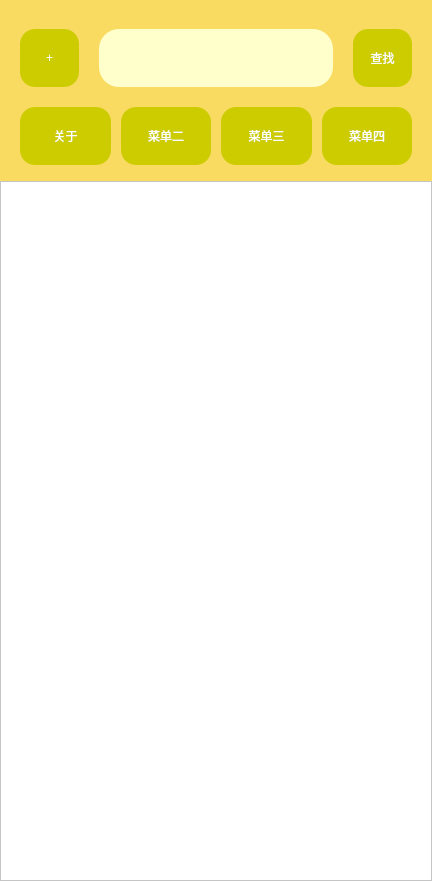
First picture: the form in discoverymaininterface.ui, repository MichaelFeng823/SharkBookProject, before the edit.
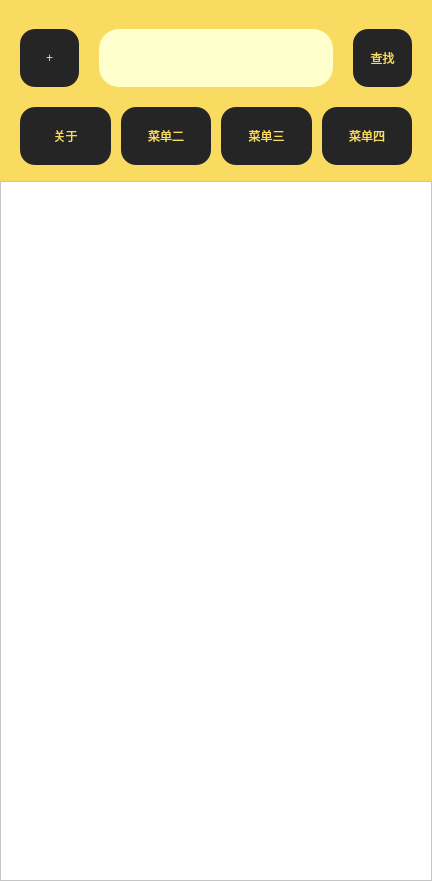
Second picture: the form after the edit. Custom widgets are drawn as their Qt base class.

```diff
--- a/discoverymaininterface.ui
+++ b/discoverymaininterface.ui
@@ -96,9 +96,9 @@
             </property>
             <property name="styleSheet">
              <string notr="true">border:none;
-background-color: rgb(204, 204, 0);
-color: rgb(255, 255, 255);
-font: 26pt &quot;微软雅黑&quot;;
+font: 22pt &quot;微软雅黑&quot;;
+background-color: rgb(37, 37, 37);
+color: rgb(249, 219, 97);
 border-radius:15px;</string>
             </property>
             <property name="text">
@@ -132,9 +132,9 @@
             </property>
             <property name="styleSheet">
              <string notr="true">border:none;
-color: rgb(255, 255, 255);
-font: 15pt &quot;微软雅黑&quot;;
-background-color: rgb(204, 204, 0);
+font: 18pt &quot;微软雅黑&quot;;
+background-color: rgb(37, 37, 37);
+color: rgb(249, 219, 97);
 border-radius:15px;</string>
             </property>
             <property name="text">
@@ -165,9 +165,9 @@
             </property>
             <property name="styleSheet">
              <string notr="true">border:none;
-background-color: rgb(204, 204, 0);
-color: rgb(255, 255, 255);
 font: 18pt &quot;微软雅黑&quot;;
+background-color: rgb(37, 37, 37);
+color: rgb(249, 219, 97);
 border-radius:15px;</string>
             </property>
             <property name="text">
@@ -185,9 +185,9 @@
             </property>
             <property name="styleSheet">
              <string notr="true">border:none;
-background-color: rgb(204, 204, 0);
-color: rgb(255, 255, 255);
 font: 18pt &quot;微软雅黑&quot;;
+background-color: rgb(37, 37, 37);
+color: rgb(249, 219, 97);
 border-radius:15px;</string>
             </property>
             <property name="text">
@@ -205,9 +205,9 @@
             </property>
             <property name="styleSheet">
              <string notr="true">border:none;
-background-color: rgb(204, 204, 0);
-color: rgb(255, 255, 255);
 font: 18pt &quot;微软雅黑&quot;;
+background-color: rgb(37, 37, 37);
+color: rgb(249, 219, 97);
 border-radius:15px;</string>
             </property>
             <property name="text">
@@ -225,9 +225,9 @@
             </property>
             <property name="styleSheet">
              <string notr="true">border:none;
-background-color: rgb(204, 204, 0);
-color: rgb(255, 255, 255);
 font: 18pt &quot;微软雅黑&quot;;
+background-color: rgb(37, 37, 37);
+color: rgb(249, 219, 97);
 border-radius:15px;</string>
             </property>
             <property name="text">
```
